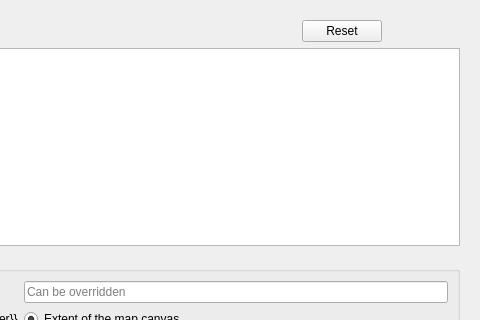
Before: the Qt Designer form ui/query.ui in 3liz/QuickOSM, drawn with Qt 5; both pictures show x 123 to 603 and y 0 to 320 of the 603 by 871 pixel window.
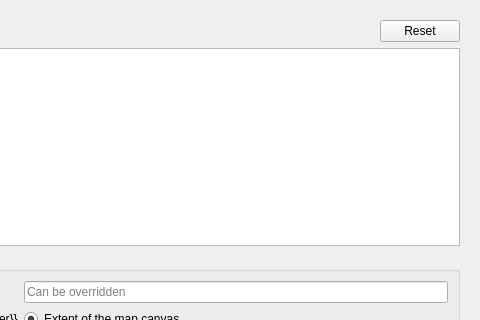
After: the same form once the commit is applied. Custom widgets are drawn as their Qt base class.

Commit message: push reset button to right

Patch:
```diff
--- a/ui/query.ui
+++ b/ui/query.ui
@@ -59,6 +59,12 @@
          </item>
          <item>
           <widget class="QDialogButtonBox" name="buttonBox">
+           <property name="sizePolicy">
+            <sizepolicy hsizetype="Maximum" vsizetype="Fixed">
+             <horstretch>0</horstretch>
+             <verstretch>0</verstretch>
+            </sizepolicy>
+           </property>
            <property name="standardButtons">
             <set>QDialogButtonBox::Reset</set>
            </property>
```
The commit also changes 3 other files.
